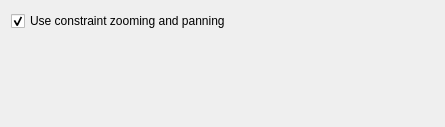
The window that Plugins/org.mitk.gui.qt.application/src/internal/QmitkEditorsPreferencePage.ui (MITK/MITK) describes before a commit, drawn with Qt 5.
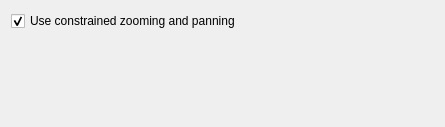
The same window after the commit.

Commit message: Apply 1 suggestion(s) to 1 file(s)

What changed in the file:
```diff
--- a/Plugins/org.mitk.gui.qt.application/src/internal/QmitkEditorsPreferencePage.ui
+++ b/Plugins/org.mitk.gui.qt.application/src/internal/QmitkEditorsPreferencePage.ui
@@ -23,7 +23,7 @@
       <enum>Qt::LayoutDirection::LeftToRight</enum>
      </property>
      <property name="text">
-      <string>Use constraint zooming and panning</string>
+      <string>Use constrained zooming and panning</string>
      </property>
      <property name="checked">
       <bool>true</bool>
```
